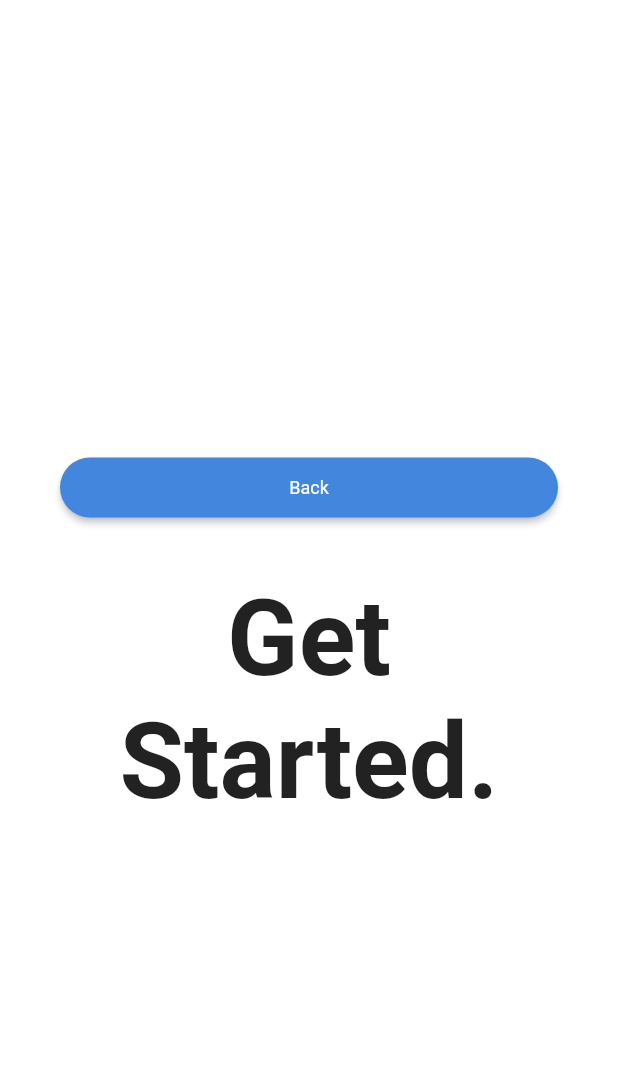
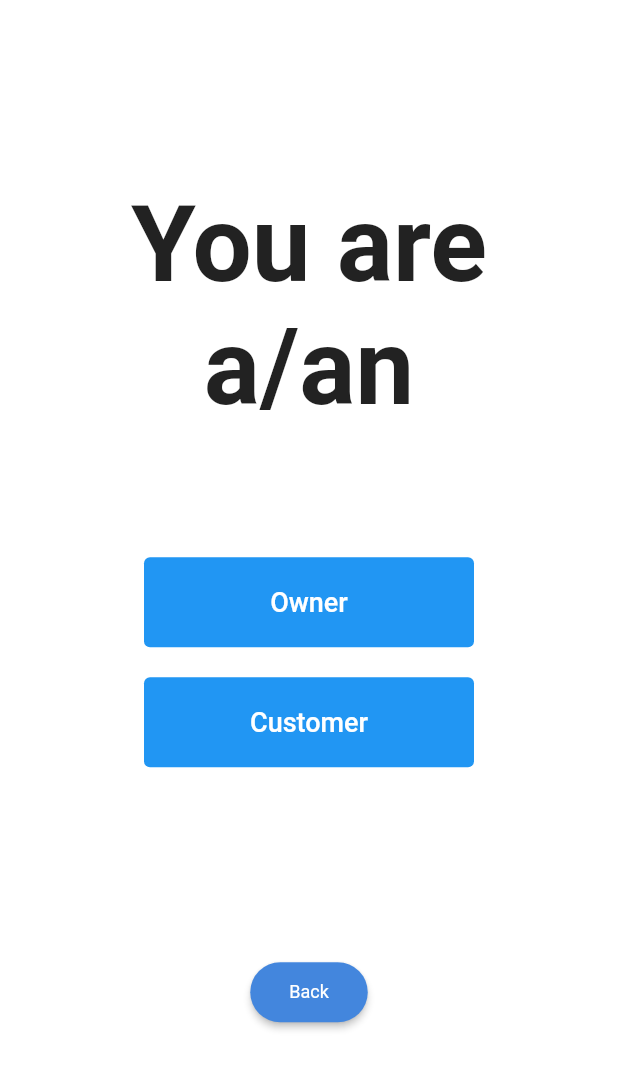
Before and after one commit to sadgezy/stals_frontend, a Flutter app: the SignUpPage screen opened by its route, on a phone screen of 412 x 824 dp. Shown: the top 1069 px of the screen. Run offline on Flutter 3.47's test engine with Material 2 defaults, Android fonts, the phone set to English and light mode, and no system bars.

Commit message:
feat: signup page - user classification

```diff
--- a/lib/screens/signup.dart
+++ b/lib/screens/signup.dart
@@ -7,6 +7,25 @@ class SignUpPage extends StatefulWidget {
 }
 
 class _SignUpPageState extends State<SignUpPage> {
+  Widget _buildButton(String btnText) {
+    return Padding(
+      padding: const EdgeInsets.symmetric(vertical: 10),
+      child: ElevatedButton(
+        style: ElevatedButton.styleFrom(
+          minimumSize: const Size(220, 60),
+          maximumSize: const Size(220, 60),
+          elevation: 0,
+          // backgroundColor: Colors.black.withOpacity(0.3)
+        ),
+        child: Text(btnText, style: const TextStyle(fontSize: 18)),
+        onPressed: () {
+          // if(btnText == "Owner"){navigate}
+          // else if (btnText == "Customer"){navigate}
+        },
+      ),
+    );
+  }
+
   @override
   Widget build(BuildContext context) {
     final backButton = Padding(
@@ -27,19 +46,19 @@ class _SignUpPageState extends State<SignUpPage> {
     return Scaffold(
       backgroundColor: Colors.white,
       body: Center(
-        child: ListView(
-          shrinkWrap: true,
-          padding: const EdgeInsets.only(left: 40.0, right: 40.0),
+        child: Column(
+          mainAxisAlignment: MainAxisAlignment.center,
           children: <Widget>[
-            const Padding(padding: EdgeInsets.symmetric(vertical: 20)),
-            backButton,
-            const Padding(padding: EdgeInsets.symmetric(vertical: 10)),
             const Text(
-              "Get Started.",
+              "You are\na/an",
               textAlign: TextAlign.center,
               style: TextStyle(fontSize: 70, fontWeight: FontWeight.bold),
             ),
-            const Padding(padding: EdgeInsets.symmetric(vertical: 15)),
+            const SizedBox(height: 75),
+            _buildButton("Owner"),
+            _buildButton("Customer"),
+            const SizedBox(height: 100),
+            backButton
           ],
         ),
       ),
```
